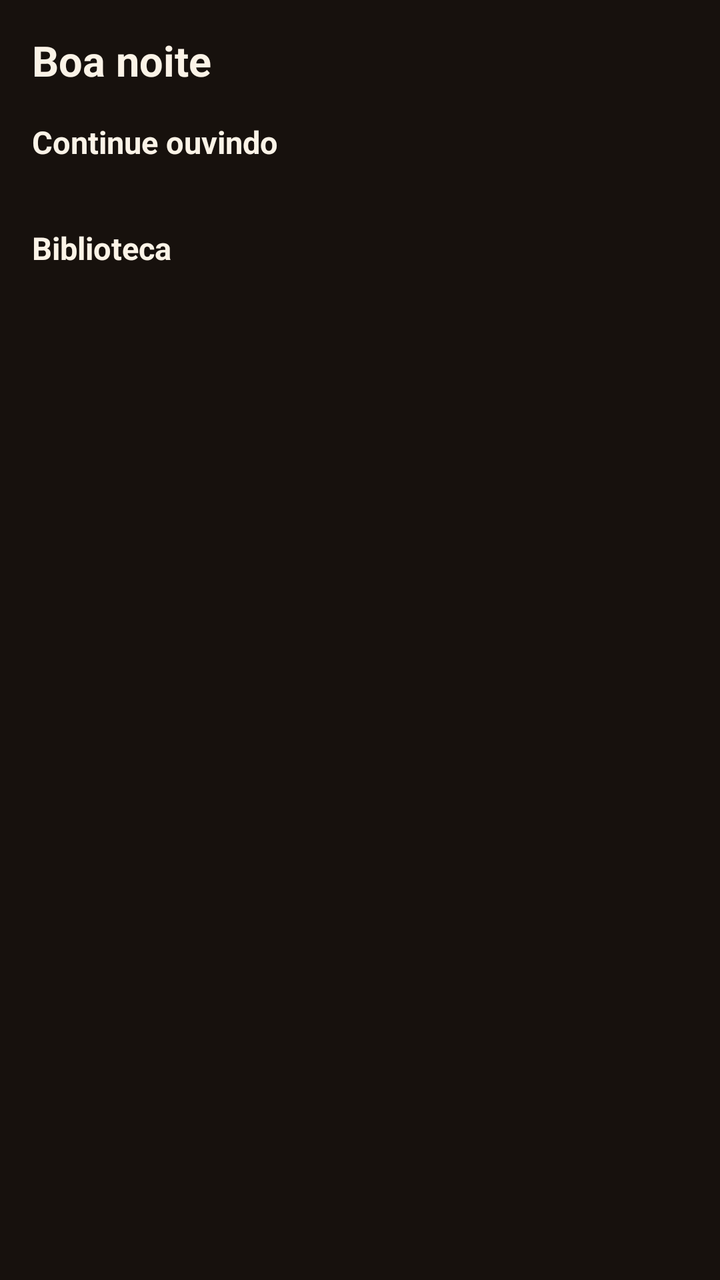
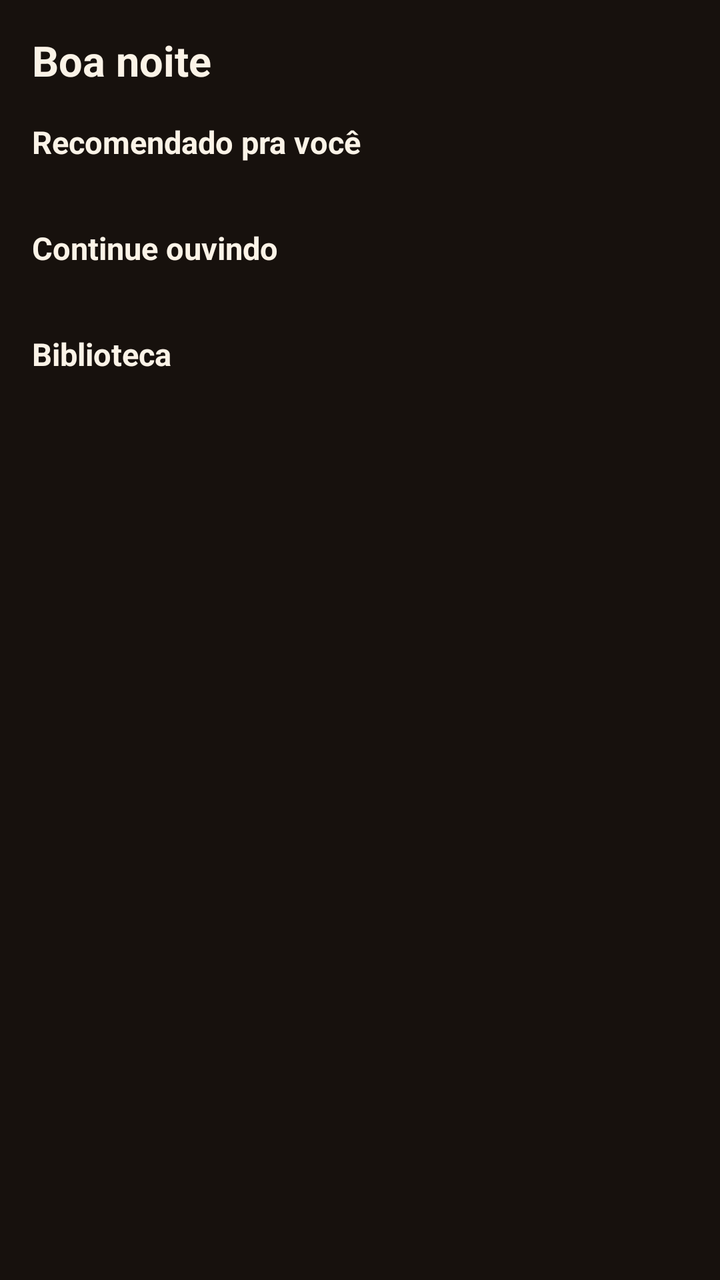

Two renders of the same Android screen: before a commit and after it. Below are the layout's source before the change and the commit's diff.
<!-- AndroidManifest.xml: application theme Theme.Spicyfy -->
<!-- res/layout/fragment_home.xml -->
<?xml version="1.0" encoding="utf-8"?>
<ScrollView xmlns:android="http://schemas.android.com/apk/res/android"
    android:layout_width="match_parent"
    android:layout_height="match_parent"
    android:background="@color/bg_deep">

    <LinearLayout
        android:layout_width="match_parent"
        android:layout_height="wrap_content"
        android:orientation="vertical"
        android:padding="16dp"
        android:paddingBottom="96dp">

        <TextView
            android:layout_width="wrap_content"
            android:layout_height="wrap_content"
            android:text="@string/home_greeting"
            android:textColor="@color/text_hi"
            android:textSize="21sp"
            android:textStyle="bold"
            android:layout_marginBottom="16dp" />

        <TextView
            style="@style/SectionTitle"
            android:text="@string/home_section_continue_listening" />

        <TextView
            android:id="@+id/home_recent_empty"
            android:layout_width="match_parent"
            android:layout_height="wrap_content"
            android:text="@string/home_recent_empty"
            android:textColor="@color/text_low"
            android:textSize="12.5sp"
            android:layout_marginBottom="22dp"
            android:visibility="gone" />

        <androidx.recyclerview.widget.RecyclerView
            android:id="@+id/home_recent_tracks"
            android:layout_width="match_parent"
            android:layout_height="wrap_content"
            android:clipToPadding="false"
            android:layout_marginBottom="22dp" />

        <TextView
            style="@style/SectionTitle"
            android:text="@string/nav_library" />

        <TextView
            android:id="@+id/home_playlists_empty"
            android:layout_width="match_parent"
            android:layout_height="wrap_content"
            android:text="@string/home_playlists_empty"
            android:textColor="@color/text_low"
            android:textSize="12.5sp"
            android:visibility="gone" />

        <androidx.recyclerview.widget.RecyclerView
            android:id="@+id/home_playlists"
            android:layout_width="match_parent"
            android:layout_height="wrap_content"
            android:nestedScrollingEnabled="false" />

    </LinearLayout>
</ScrollView>
<!-- resources referenced by this layout -->
<resources>
  <color name="bg_deep">#17110D</color>
  <color name="text_hi">#FBF3E7</color>
  <color name="text_low">#8A7A6B</color>
  <string name="home_greeting">Boa noite</string>
  <string name="home_playlists_empty">Você ainda não tem playlists. Cria uma na Biblioteca!</string>
  <string name="home_recent_empty">Toque em alguma música pra ela aparecer aqui.</string>
  <string name="home_section_continue_listening">Continue ouvindo</string>
  <string name="nav_library">Biblioteca</string>
  <style name="SectionTitle">
          <item name="android:layout_width">wrap_content</item>
          <item name="android:layout_height">wrap_content</item>
          <item name="android:textColor">@color/text_hi</item>
          <item name="android:textSize">15.5sp</item>
          <item name="android:textStyle">bold</item>
          <item name="android:layout_marginBottom">10dp</item>
      </style>
  <style name="Theme.Spicyfy" parent="Theme.Material3.Dark.NoActionBar">
          <item name="colorPrimary">#E8A33D</item>
          <item name="colorPrimaryVariant">#C1440E</item>
          <item name="android:colorBackground">#17110D</item>
          <item name="colorSurface">#221A14</item>
          <item name="colorOnBackground">#FBF3E7</item>
          <item name="colorOnSurface">#FBF3E7</item>
      </style>
</resources>

<!-- the commit's change to res/layout/fragment_home.xml (unified diff, before → after) -->
@@ -19,6 +19,17 @@
             android:textSize="21sp"
             android:textStyle="bold"
             android:layout_marginBottom="16dp" />
+
+        <TextView
+            style="@style/SectionTitle"
+            android:text="@string/home_section_recommended" />
+
+        <androidx.recyclerview.widget.RecyclerView
+            android:id="@+id/home_recommended_tracks"
+            android:layout_width="match_parent"
+            android:layout_height="wrap_content"
+            android:clipToPadding="false"
+            android:layout_marginBottom="22dp" />
 
         <TextView
             style="@style/SectionTitle"
<!-- resource entries referenced after the edit -->
@@ -7,6 +7,7 @@
   <string name="home_playlists_empty">Você ainda não tem playlists. Cria uma na Biblioteca!</string>
   <string name="home_recent_empty">Toque em alguma música pra ela aparecer aqui.</string>
   <string name="home_section_continue_listening">Continue ouvindo</string>
+  <string name="home_section_recommended">Recomendado pra você</string>
   <string name="nav_library">Biblioteca</string>
   <style name="SectionTitle">
           <item name="android:layout_width">wrap_content</item>
